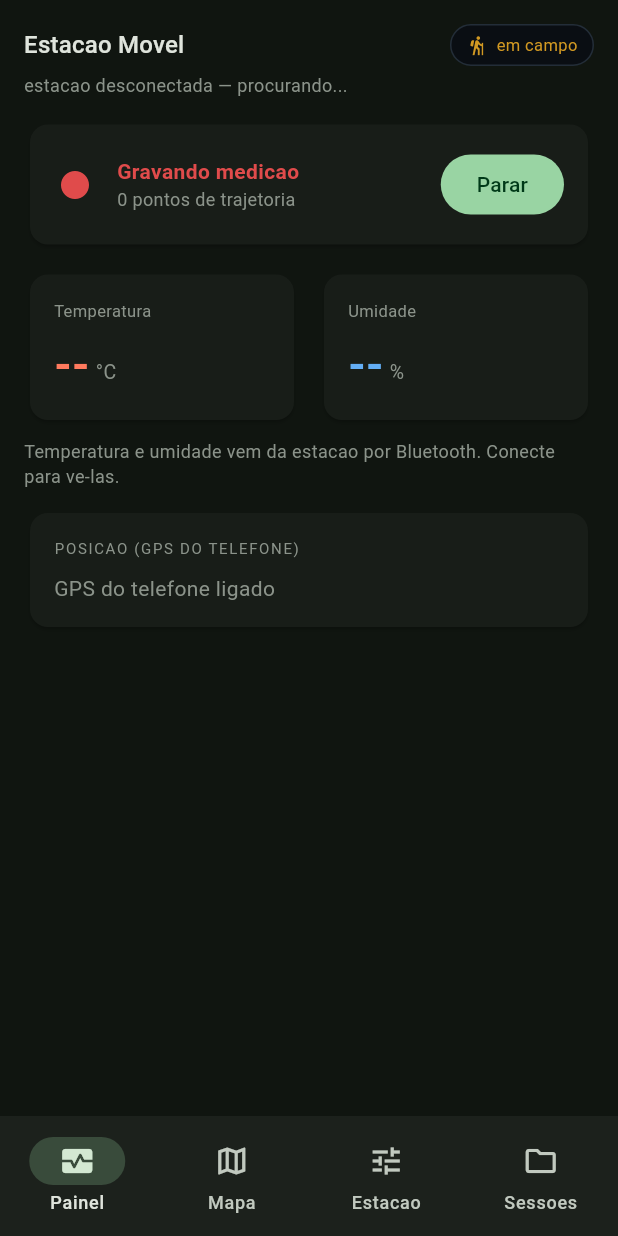
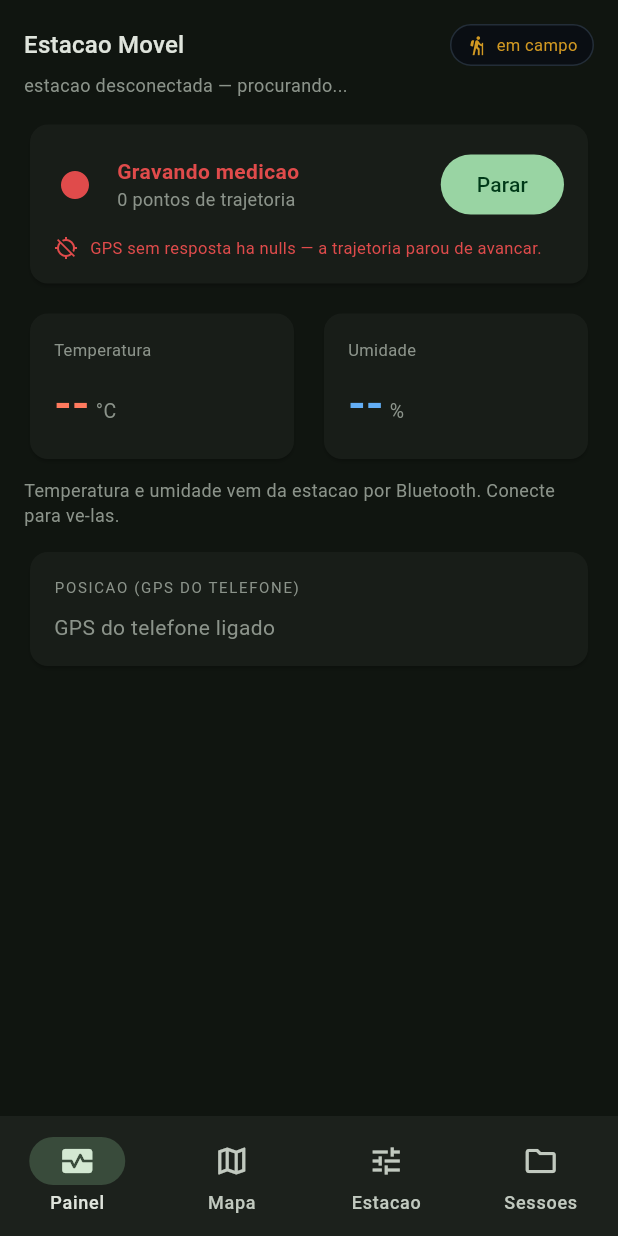
Before and after one commit to pedroazara/estacao-metereologica, a Flutter app: the screen it shows after launch, after a tap on "Gravar", on a phone screen of 412 x 824 dp. Run offline on Flutter 3.47's test engine with Material 3 defaults, Android fonts, the phone set to English and light mode, and no system bars; our stand-ins replace flutter_blue_plus, flutter_map, geolocator, latlong2; network calls fail.

Commit message:
corrige GPS lento e trajetoria errada: intervalo padrao era 5s
Causa raiz, documentada no proprio pacote geolocator_android: sem
intervalDuration explicito, o Android aplica 5000ms de intervalo por padrao.
Andando a pe (~1,4 m/s), cada fix ficava a uns 7 m do anterior - poucos pontos,
'atualiza devagar', trajetoria em degraus.

Piorou com uma correcao anterior errada (ff67b9c): um timer de 1s que relia a
ULTIMA posicao em cache e gravava de novo, achando que era amostra nova -
resultado, pontos duplicados da mesma posicao intercalados com os poucos
pontos reais, distorcendo o tracado. Aquele bug ('grava 0') era na verdade o
upload (be8ae78), nao a captura - a correcao do timer resolveu o sintoma
errado.

Fix:
- gps_telefone.dart: AndroidSettings com intervalDuration de 1s explicito.
- estacao_ble.dart: grava cada evento REAL do stream, direto - sem timer
  intermediario relendo cache. Adiciona segundosSemFix() para a UI avisar se
  o GPS parar de responder de verdade (nao fabrica ponto se nao veio fix).
- painel: aviso visivel se o GPS ficar >5s sem responder durante a gravacao.

Co-Authored-By: Claude Opus 4.8 <noreply@anthropic.com>

```diff
--- a/app/lib/ble/estacao_ble.dart
+++ b/app/lib/ble/estacao_ble.dart
@@ -42,7 +42,8 @@ class EstacaoBle extends ChangeNotifier {
   final _assinaturas = <StreamSubscription<dynamic>>[];
   StreamSubscription<dynamic>? _assEstado;
   Timer? _autoTimer;
-  Timer? _timerGrava;
+  Timer? _relogioParado;
+  DateTime? _ultimoFix;
 
   bool get conectado => estado == EstadoLigacao.ligado;
 
@@ -54,12 +55,26 @@ class EstacaoBle extends ChangeNotifier {
     await gps.iniciar();
   }
 
+  /// Cada posicao REAL vira ponto na hora - sem isso, dois problemas: perder
+  /// fixes entre amostragens (trajetoria com poucos pontos) e, pior, gravar o
+  /// mesmo ponto em cache varias vezes achando que sao novos (foi o que uma
+  /// correcao anterior errada fazia: um timer de 1s relendo a ultima posicao
+  /// conhecida, que o GpsTelefone so atualiza a cada ~1s de verdade agora -
+  /// ver gps_telefone.dart). Aqui grava exatamente o que o GPS mediu, quando
+  /// mediu, e nada mais.
   void _gpsDoTelefone(
       double lat, double lon, double precisaoM, double velKmh, double rumo) {
-    // So mantem a posicao atual viva (para o ponto no mapa). A GRAVACAO nao
-    // acontece aqui: e um timer de 1 s que le a posicao atual e grava, para nao
-    // depender do ritmo dos eventos do stream de GPS - que pode espacar ou
-    // pausar, e era isso que deixava a coleta vazia.
+    _ultimoFix = DateTime.now();
+    if (gravador.gravando) {
+      gravador.anexar('gps', {
+        'lat': lat, 'lon': lon, 'precisao': precisaoM,
+        'vel': velKmh, 'rumo': rumo,
+      });
+      if (trilha.isEmpty || trilha.last[0] != lat || trilha.last[1] != lon) {
+        trilha.add([lat, lon]);
+        if (trilha.length > 5000) trilha.removeAt(0);
+      }
+    }
     notifyListeners();
   }
 
@@ -67,36 +82,35 @@ class EstacaoBle extends ChangeNotifier {
   Future<void> iniciarGravacao() async {
     trilha.clear();
     await gravador.iniciar(status?.dev ?? 'estacao');
-    _registrarPosicao();          // grava o primeiro ponto ja, se houver fix
-    _timerGrava?.cancel();
-    // 1 Hz, garantido enquanto houver posicao. Parado, grava o mesmo ponto -
-    // uma trajetoria parada, que e a verdade. Movendo, grava o ponto novo.
-    _timerGrava =
-        Timer.periodic(const Duration(seconds: 1), (_) => _registrarPosicao());
-    notifyListeners();
-  }
-
-  void _registrarPosicao() {
-    if (!gravador.gravando) return;
+    // Primeiro ponto imediato, se ja houver fix - nao espera o proximo evento
+    // do stream para a trajetoria comecar a existir.
     final la = gps.lat, lo = gps.lon;
-    if (la == null || lo == null) return; // sem fix ainda: nada a gravar
-    gravador.anexar('gps', {
-      'lat': la, 'lon': lo, 'precisao': gps.precisaoM ?? 0.0,
-      'vel': gps.velKmh ?? 0.0, 'rumo': gps.rumo ?? 0.0,
-    });
-    if (trilha.isEmpty || trilha.last[0] != la || trilha.last[1] != lo) {
+    if (la != null && lo != null) {
+      gravador.anexar('gps', {
+        'lat': la, 'lon': lo, 'precisao': gps.precisaoM ?? 0.0,
+        'vel': gps.velKmh ?? 0.0, 'rumo': gps.rumo ?? 0.0,
+      });
       trilha.add([la, lo]);
-      if (trilha.length > 5000) trilha.removeAt(0);
     }
+    // So para redesenhar o "sem fix ha Ns" na tela em tempo real - nao grava
+    // nada por conta propria. A gravacao de verdade e so em _gpsDoTelefone.
+    _relogioParado?.cancel();
+    _relogioParado =
+        Timer.periodic(const Duration(seconds: 1), (_) => notifyListeners());
     notifyListeners();
   }
 
   Future<void> pararGravacao() async {
-    _timerGrava?.cancel();
-    _timerGrava = null;
+    _relogioParado?.cancel();
+    _relogioParado = null;
     await gravador.encerrar();
     notifyListeners();
   }
+
+  /// Segundos desde o ultimo fix real recebido - a UI usa isto para avisar se
+  /// o GPS parou de responder (em vez de fingir que continua atualizando).
+  int? get segundosSemFix =>
+      _ultimoFix == null ? null : DateTime.now().difference(_ultimoFix!).inSeconds;
 
   // ------------------------------------------------------------ Auto-conexao
   void iniciarAutoConexao() {
@@ -277,7 +291,7 @@ class EstacaoBle extends ChangeNotifier {
   void dispose() {
     _vivo = false;
     _autoTimer?.cancel();
-    _timerGrava?.cancel();
+    _relogioParado?.cancel();
     _limparAssinaturas();
     _assEstado?.cancel();
     gps.removeListener(notifyListeners);
--- a/app/lib/gps/gps_telefone.dart
+++ b/app/lib/gps/gps_telefone.dart
@@ -1,6 +1,9 @@
 import 'dart:async';
+import 'dart:io' show Platform;
 
 import 'package:flutter/foundation.dart';
+// AndroidSettings vem reexportado por este pacote - nao precisa importar
+// geolocator_android separado.
 import 'package:geolocator/geolocator.dart';
 
 /// GPS do proprio telefone — a fonte de posicao atual do projeto.
@@ -40,10 +43,23 @@ class GpsTelefone extends ChangeNotifier {
     mensagem = 'GPS do telefone ligado';
 
     // distanceFilter 0: queremos toda atualizacao, inclusive parado, para o
-    // Kalman ver o jitter e o ZUPT poder agir. accuracy best: e a fonte de
-    // posicao, vale o custo de bateria enquanto o app esta aberto.
-    const cfg = LocationSettings(
-        accuracy: LocationAccuracy.bestForNavigation, distanceFilter: 0);
+    // ZUPT (deteccao de repouso) e o traçado terem o jitter real. accuracy
+    // best: e a fonte de posicao, vale o custo de bateria enquanto o app
+    // esta aberto.
+    //
+    // intervalDuration EXPLICITO: sem isso, o proprio pacote geolocator_android
+    // documenta que aplica 5000ms de intervalo por padrao. Era essa a causa da
+    // "atualizacao lenta" e da trajetoria com poucos pontos — o GPS so avisava
+    // a cada 5 s, entao andando a pe (~1,4 m/s) cada ponto ficava a uns 7 m do
+    // anterior, e a linha saia em degraus em vez de acompanhar a rua.
+    final cfg = Platform.isAndroid
+        ? AndroidSettings(
+            accuracy: LocationAccuracy.bestForNavigation,
+            distanceFilter: 0,
+            intervalDuration: const Duration(milliseconds: 1000),
+          )
+        : const LocationSettings(
+            accuracy: LocationAccuracy.bestForNavigation, distanceFilter: 0);
     _sub = Geolocator.getPositionStream(locationSettings: cfg).listen((p) {
       lat = p.latitude;
       lon = p.longitude;
--- a/app/lib/telas/tela_painel.dart
+++ b/app/lib/telas/tela_painel.dart
@@ -204,6 +204,23 @@ class _CartaoGravacao extends StatelessWidget {
                 ),
               ]),
             ),
+          // Enquanto grava: se o GPS parar de mandar fix por mais de 5 s, avisa
+          // na hora - em vez do usuario so descobrir depois, olhando o arquivo.
+          if (g.gravando && (ble.segundosSemFix ?? 99) > 5)
+            Padding(
+              padding: const EdgeInsets.only(top: 10),
+              child: Row(children: [
+                const Icon(Icons.gps_off, size: 16, color: Color(0xFFE04B4B)),
+                const SizedBox(width: 8),
+                Expanded(
+                  child: Text(
+                    'GPS sem resposta ha ${ble.segundosSemFix}s — a trajetoria '
+                    'parou de avancar.',
+                    style: const TextStyle(fontSize: 11, color: Color(0xFFE04B4B)),
+                  ),
+                ),
+              ]),
+            ),
         ]),
       ),
     );
```
